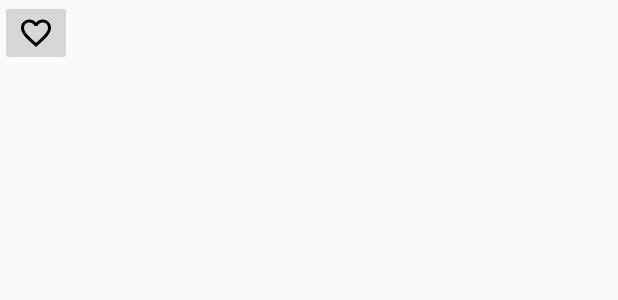
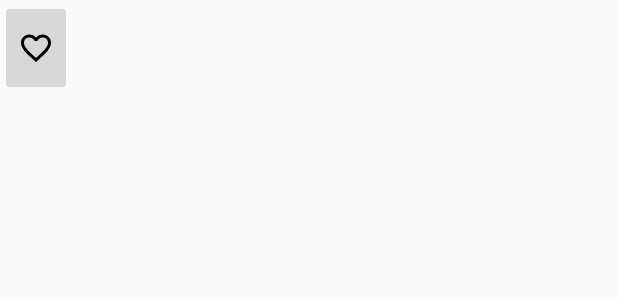
Before and after one commit to zerobandwidth-net/android-poppycock, an Android app: the layout listitem_poppycock_sentence.xml on its own in the app's theme, with its tools: preview values and no code run, on a phone screen of 412 x 824 dp. Shown: the top 300 px of the screen. Run offline under Robolectric (Android 15) with nearby library versions, the phone set to English and light mode, and no system bars.

Commit message:
(#2) One last follow-up to fix list item layouts.
Added some padding and got the datetime stamps to show up properly.

```diff
--- a/Poppycock/appPoppycock/src/main/java/net/zerobandwidth/android/apps/poppycock/ui/HistoryActivity.java
+++ b/Poppycock/appPoppycock/src/main/java/net/zerobandwidth/android/apps/poppycock/ui/HistoryActivity.java
@@ -145,7 +145,7 @@ implements SimpleServiceConnection.Listener
             TextView twDate = ((TextView)
                         ( wRow.findViewById( R.id.twHistoricalDate ) )) ;
             twDate.setText( SimpleDateFormat.getDateTimeInstance()
-                        .format( new Date( oSentence.nItemTS ) )) ;
+                    .format( new Date( oSentence.nItemTS ) )) ;
 
             return wRow ;
         }
--- a/Poppycock/appPoppycock/src/main/res/layout/listitem_poppycock_sentence.xml
+++ b/Poppycock/appPoppycock/src/main/res/layout/listitem_poppycock_sentence.xml
@@ -9,33 +9,39 @@
     <ImageButton
         android:id="@+id/btnFavorite"
         android:layout_height="match_parent"
-        android:layout_width="0dp"
-        android:layout_weight="1"
+        android:layout_width="wrap_content"
         android:gravity="center"
         android:src="@drawable/ic_favorite_border_black_24dp"
         android:contentDescription="@string/label_btnFavoriteFalse"
         />
 
     <LinearLayout
-        android:layout_width="match_parent"
+        android:layout_width="0dp"
         android:layout_height="match_parent"
+        android:layout_weight="1"
         android:orientation="vertical"
         >
 
         <TextView
             android:id="@+id/twHistoricalNonsense"
             android:layout_width="match_parent"
-            android:layout_height="match_parent"
+            android:layout_height="0dp"
+            android:layout_weight="1"
             android:gravity="start"
-            android:text=""
+            android:layout_marginTop="8dp"
+            android:layout_marginBottom="8dp"
+            android:layout_marginEnd="8dp"
+            android:layout_marginRight="8dp"
+            style="@android:style/TextAppearance.Medium"
             />
 
         <TextView
             android:id="@+id/twHistoricalDate"
             android:layout_width="match_parent"
             android:layout_height="wrap_content"
+            android:layout_marginBottom="4dp"
             android:gravity="end"
-            android:text=""
+            style="@android:style/TextAppearance.Small"
             />
 
     </LinearLayout>
```
